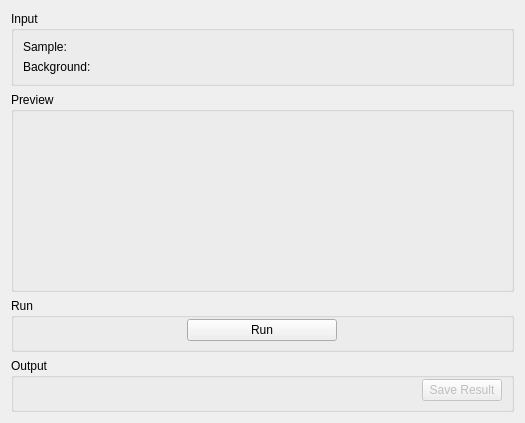
Old version of the form qt/scientific_interfaces/Indirect/Reduction/Transmission.ui in the repository mantidproject/mantid.
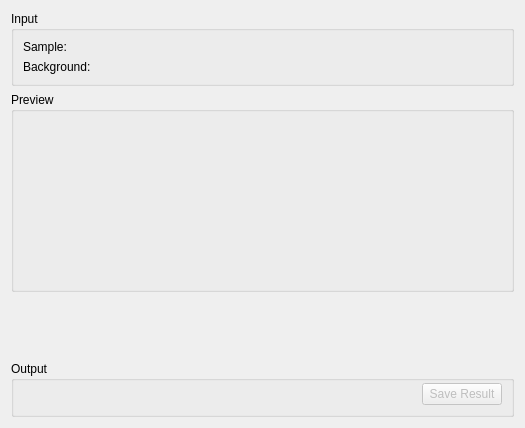
New version of the form. Custom widgets are drawn as their Qt base class.

Commit message: Use RunWidget in Transmission tab

Diff of the .ui file:
```diff
--- a/qt/scientific_interfaces/Indirect/Reduction/Transmission.ui
+++ b/qt/scientific_interfaces/Indirect/Reduction/Transmission.ui
@@ -7,7 +7,7 @@
     <x>0</x>
     <y>0</y>
     <width>525</width>
-    <height>423</height>
+    <height>428</height>
    </rect>
   </property>
   <property name="minimumSize">
@@ -127,64 +127,7 @@
     </widget>
    </item>
    <item>
-    <widget class="QGroupBox" name="gbRun">
-     <property name="title">
-      <string>Run</string>
-     </property>
-     <layout class="QHBoxLayout" name="horizontalLayout_2">
-      <property name="topMargin">
-       <number>0</number>
-      </property>
-      <property name="bottomMargin">
-       <number>7</number>
-      </property>
-      <item>
-       <spacer name="horizontalSpacer">
-        <property name="orientation">
-         <enum>Qt::Horizontal</enum>
-        </property>
-        <property name="sizeHint" stdset="0">
-         <size>
-          <width>197</width>
-          <height>20</height>
-         </size>
-        </property>
-       </spacer>
-      </item>
-      <item>
-       <widget class="QPushButton" name="pbRun">
-        <property name="minimumSize">
-         <size>
-          <width>150</width>
-          <height>0</height>
-         </size>
-        </property>
-        <property name="maximumSize">
-         <size>
-          <width>180</width>
-          <height>16777215</height>
-         </size>
-        </property>
-        <property name="text">
-         <string>Run</string>
-        </property>
-       </widget>
-      </item>
-      <item>
-       <spacer name="horizontalSpacer_3">
-        <property name="orientation">
-         <enum>Qt::Horizontal</enum>
-        </property>
-        <property name="sizeHint" stdset="0">
-         <size>
-          <width>197</width>
-          <height>20</height>
-         </size>
-        </property>
-       </spacer>
-      </item>
-     </layout>
-    </widget>
+    <widget class="MantidQt::CustomInterfaces::RunView" name="runWidget" native="true"/>
    </item>
    <item>
     <widget class="QGroupBox" name="gbOutput">
@@ -247,6 +190,12 @@
    <header>MantidQtWidgets/Plotting/PreviewPlot.h</header>
    <container>1</container>
   </customwidget>
+  <customwidget>
+   <class>MantidQt::CustomInterfaces::RunView</class>
+   <extends>QWidget</extends>
+   <header>Common/RunWidget/RunView.h</header>
+   <container>1</container>
+  </customwidget>
  </customwidgets>
  <resources/>
  <connections/>
```
The commit also changes 3 other files.
